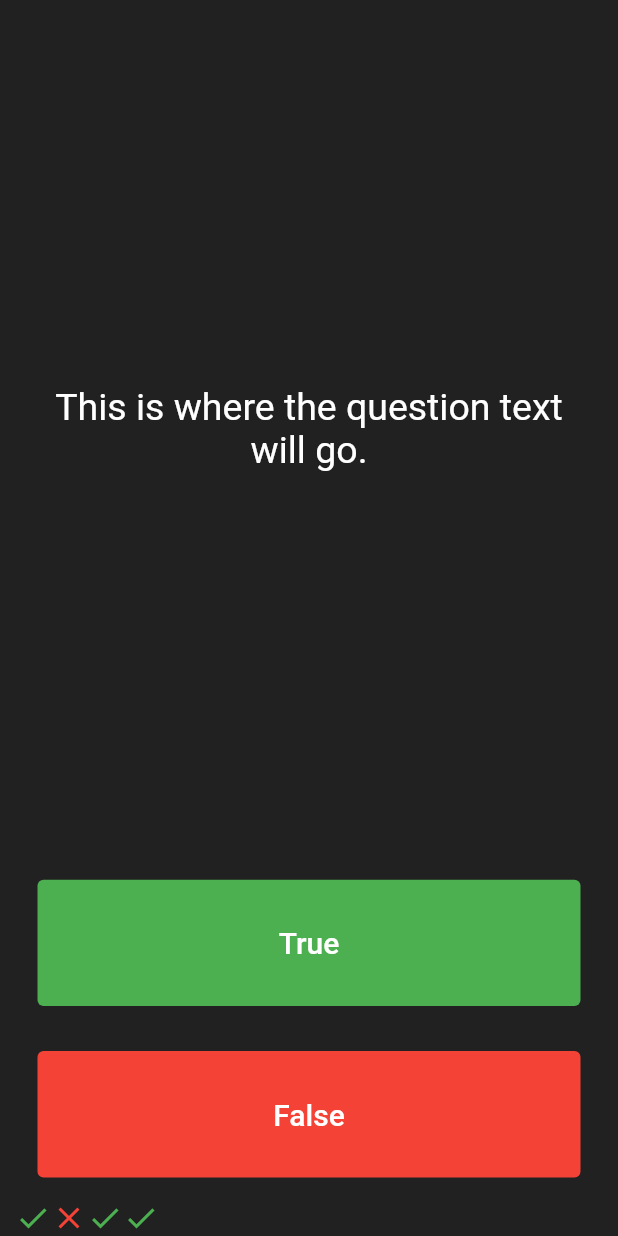
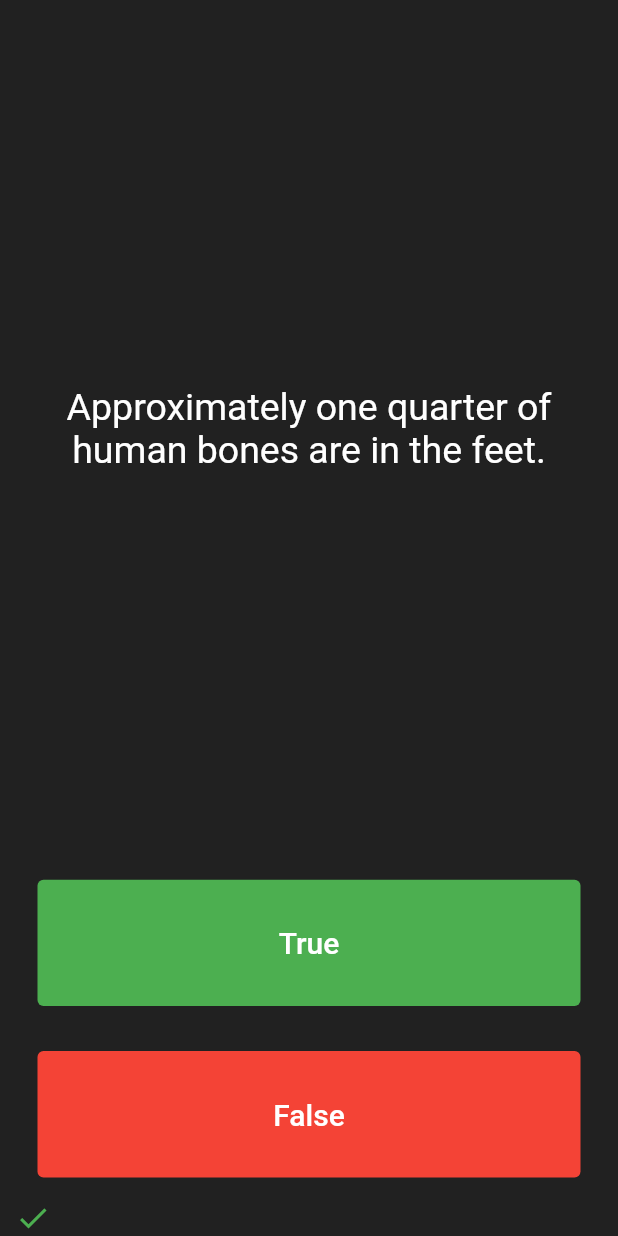
Before and after one commit to octobrekids/quizzler-flutter, a Flutter app: the screen it shows after launch, after a tap on "True", on a phone screen of 412 x 824 dp. Run offline on Flutter 3.47's test engine with Material 2 defaults, Android fonts, the phone set to English and light mode, and no system bars.

Commit message:
add questions

```diff
--- a/lib/main.dart
+++ b/lib/main.dart
@@ -27,11 +27,15 @@ class QuizPage extends StatefulWidget {
 }
 
 class _QuizPageState extends State<QuizPage> {
-  List<Icon> scoreKeeper = [
-    Icon(Icons.check, color: Colors.green),
-    Icon(Icons.close, color: Colors.red),
-    Icon(Icons.check, color: Colors.green),
+  List<Icon> scoreKeeper = [];
+
+  List<String> questions = [
+    'You can lead a cow down stairs but not up stairs.',
+    'Approximately one quarter of human bones are in the feet.',
+    'A slug\'s blood is green.',
   ];
+
+  int questionNumber = 0;
 
   @override
   Widget build(BuildContext context) {
@@ -45,7 +49,7 @@ class _QuizPageState extends State<QuizPage> {
             padding: EdgeInsets.all(10.0),
             child: Center(
               child: Text(
-                'This is where the question text will go.',
+                questions[questionNumber],
                 textAlign: TextAlign.center,
                 style: TextStyle(
                   fontSize: 25.0,
@@ -68,6 +72,7 @@ class _QuizPageState extends State<QuizPage> {
               ),
               onPressed: () {
                 setState(() {
+                  questionNumber++;
                   scoreKeeper.add(
                     Icon(Icons.check, color: Colors.green),
                   );
@@ -80,6 +85,11 @@ class _QuizPageState extends State<QuizPage> {
           child: Padding(
             padding: EdgeInsets.all(15.0),
             child: TextButton(
+              onPressed: () {
+                setState(() {
+                  questionNumber++;
+                });
+              },
               style: ButtonStyle(
                 backgroundColor: MaterialStateProperty.all<Color>(Colors.red),
               ),
```
